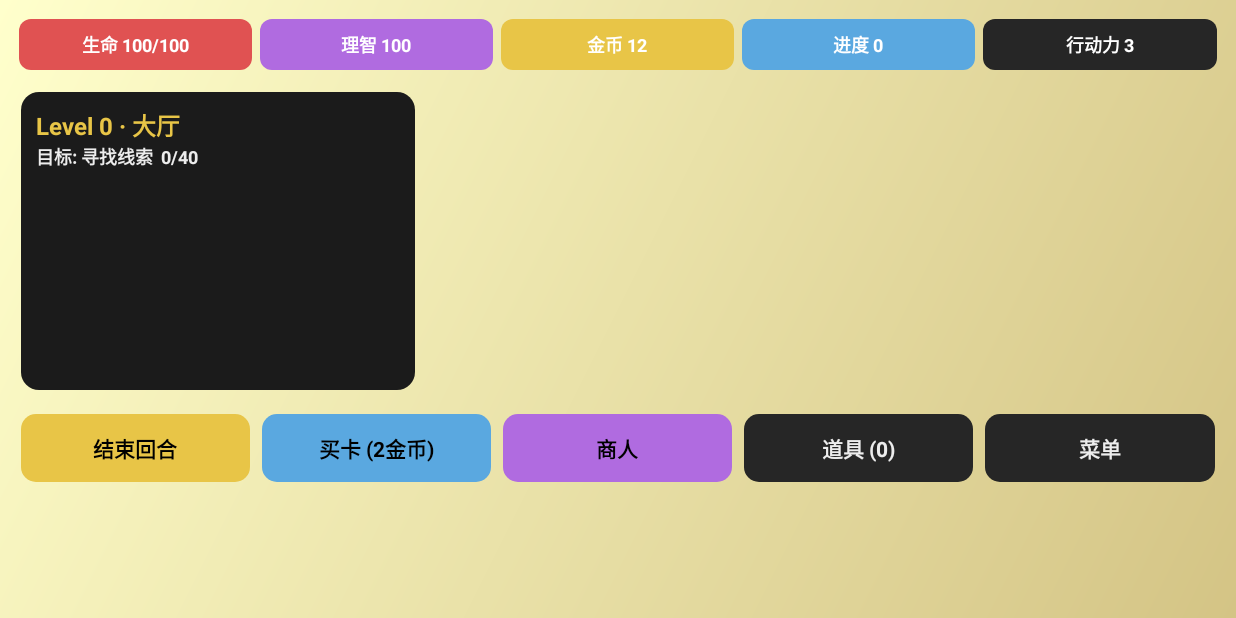
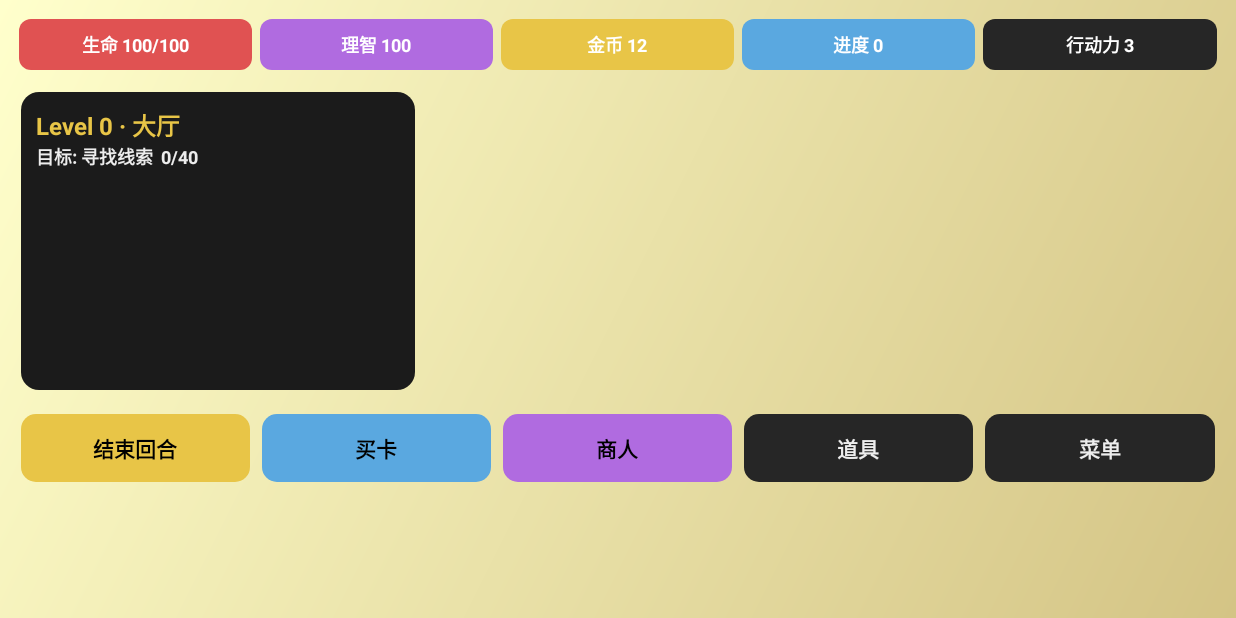
Before and after one commit to fktrr1234567890/BackroomsCardJourney-no, an Android app: the screen it shows after launch (MainActivity), after a tap on an icon or button, on a phone screen of 824 x 412 dp (held sideways). Run offline under Robolectric (Android 15) with nearby library versions, the phone set to English and light mode, and no system bars; 1 other tap on this screen came first.

Commit message:
Update MainActivity.kt

```diff
--- a/app/src/main/java/com/backrooms/cardjourney/MainActivity.kt
+++ b/app/src/main/java/com/backrooms/cardjourney/MainActivity.kt
@@ -47,7 +47,7 @@ class MainActivity : Activity() {
         showMainMenu()
     }
 
-    private fun dp(v: Int): Int { return (v * resources.displayMetrics.density).toInt() }
+    private fun dp(v: Int): Int = (v * resources.displayMetrics.density).toInt()
 
     private fun rounded(color: Int, radius: Float): GradientDrawable {
         val g = GradientDrawable()
@@ -73,9 +73,7 @@ class MainActivity : Activity() {
         return v
     }
 
-    private fun lpFull(): LinearLayout.LayoutParams {
-        return LinearLayout.LayoutParams(ViewGroup.LayoutParams.MATCH_PARENT, ViewGroup.LayoutParams.WRAP_CONTENT)
-    }
+    private fun lpFull(): LinearLayout.LayoutParams = LinearLayout.LayoutParams(ViewGroup.LayoutParams.MATCH_PARENT, ViewGroup.LayoutParams.WRAP_CONTENT)
 
     private fun lpWeight(w: Float, m: Int): LinearLayout.LayoutParams {
         val p = LinearLayout.LayoutParams(0, ViewGroup.LayoutParams.WRAP_CONTENT)
@@ -159,9 +157,7 @@ class MainActivity : Activity() {
             .apply()
     }
 
-    private fun hasSave(): Boolean {
-        return prefs.getBoolean("has_save", false)
-    }
+    private fun hasSave(): Boolean = prefs.getBoolean("has_save", false)
 
     private fun continueGame() {
         if (!hasSave()) {
@@ -193,8 +189,8 @@ class MainActivity : Activity() {
         val title = tv("后室卡牌之旅", 34f, C_ACCENT, true)
         title.gravity = Gravity.CENTER
         ll.addView(title, lpFull())
+        ll.addView(spacer(20))
 
-        ll.addView(spacer(20))
         ll.addView(menuButton("开始游戏") { showCharacterSelect() })
         ll.addView(menuButton("继续游戏") { continueGame() })
         ll.addView(menuButton("设置") { showSettings() })
@@ -220,8 +216,8 @@ class MainActivity : Activity() {
                 c.unlockAt == -2 -> infScore >= 3
                 else -> maxUnlock >= c.unlockAt
             }
-            val txt = c.name + " (" + (if(unlocked) c.desc else "需通关第${c.unlockAt}关") + ")"
-            val btn = actionBtn(txt, if(unlocked) C_PANEL2 else C_BG, C_TEXT) {
+            val txt = c.name + " (" + (if (unlocked) c.desc else "需通关第${c.unlockAt}关") + ")"
+            val btn = actionBtn(txt, if (unlocked) C_PANEL2 else C_BG, C_TEXT) {
                 if (unlocked) {
                     engine.newGame(c)
                     saveGame()
@@ -275,7 +271,6 @@ class MainActivity : Activity() {
     private fun showGame() {
         root.removeAllViews()
         val s = engine.stage
-
         val bg = GradientDrawable(GradientDrawable.Orientation.TL_BR, intArrayOf(s.bgStart, s.bgEnd))
         root.background = bg
 
@@ -312,6 +307,7 @@ class MainActivity : Activity() {
         val monBox = LinearLayout(this)
         monBox.orientation = LinearLayout.VERTICAL
         monScroll.addView(monBox, lpFull())
+
         if (engine.monsters.isEmpty()) {
             monBox.addView(tv("周围暂时安全……", 12f, C_DIM), lpFull())
         } else {
@@ -357,9 +353,9 @@ class MainActivity : Activity() {
             engine.endTurn()
             update()
         }, lpWeight(1f, dp(4)))
-        row1.addView(actionBtn("买卡 (2金币)", C_BLUE) { buyCardDialog() }, lpWeight(1f, dp(4)))
+        row1.addView(actionBtn("买卡", C_BLUE) { buyCardDialog() }, lpWeight(1f, dp(4)))
         row1.addView(actionBtn("商人", C_PURPLE) { openShop() }, lpWeight(1f, dp(4)))
-        row1.addView(actionBtn("道具 (" + engine.inventory.size + ")", C_PANEL2, C_TEXT) { openInventory() }, lpWeight(1f, dp(4)))
+        row1.addView(actionBtn("道具", C_PANEL2, C_TEXT) { openInventory() }, lpWeight(1f, dp(4)))
         row1.addView(actionBtn("菜单", C_PANEL2, C_TEXT) {
             saveGame()
             showMainMenu()
@@ -454,7 +450,7 @@ class MainActivity : Activity() {
         val roll = Math.random()
         if (force || roll < 0.12) {
             engine.isSpecial = true
-            engine.specialStageName = engine.getSpecialStageName()
+            engine.specialStageName = engine.generateSpecialStageName()
             showSpecialDialog()
         } else {
             showClearedDialog()
@@ -600,7 +596,7 @@ class MainActivity : Activity() {
         root.addView(sv, lpFull())
         ll.addView(tv("关于详情 v2.0", 28f, C_ACCENT, true))
         ll.addView(spacer(16))
-        ll.addView(tv("已更新：\n1. 特殊关卡增加至 100+ 种，概率提升\n2. 怪物加入了吸血、反伤、狂暴等技能\n3. 新增 12 个可解锁角色\n4. 新增 200 个随机探索事件\n5. 每关拥有独有的背景渐变色\n6. 改为横屏模式", 14f, C_TEXT))
+        ll.addView(tv("已更新：\n1. 特殊关卡增加至 100+ 种\n2. 怪物加入了技能\n3. 新增 12 个角色\n4. 新增 200 个事件\n5. 改为横屏", 14f, C_TEXT))
         ll.addView(spacer(30))
         ll.addView(actionBtn("返回主菜单") { showMainMenu() })
     }
```
